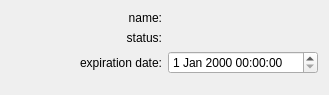
First picture: the form in python/soma/workflow/gui/wf_status_name_date.ui, repository populse/soma-workflow, before the edit.
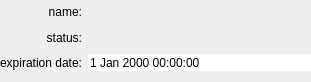
Second picture: the form after the edit.

```diff
--- a/python/soma/workflow/gui/wf_status_name_date.ui
+++ b/python/soma/workflow/gui/wf_status_name_date.ui
@@ -6,15 +6,27 @@
    <rect>
     <x>0</x>
     <y>0</y>
-    <width>329</width>
-    <height>95</height>
+    <width>311</width>
+    <height>82</height>
    </rect>
   </property>
   <property name="windowTitle">
    <string>Form</string>
   </property>
   <layout class="QGridLayout" name="gridLayout">
-   <item row="0" column="0">
+   <property name="leftMargin">
+    <number>0</number>
+   </property>
+   <property name="topMargin">
+    <number>2</number>
+   </property>
+   <property name="rightMargin">
+    <number>0</number>
+   </property>
+   <property name="bottomMargin">
+    <number>2</number>
+   </property>
+   <item row="0" column="0" rowspan="2">
     <widget class="QLabel" name="wf_status_icon">
      <property name="text">
       <string/>
@@ -31,19 +43,6 @@
      </property>
     </widget>
    </item>
-   <item row="0" column="2" colspan="2">
-    <widget class="QLabel" name="wf_name">
-     <property name="font">
-      <font>
-       <weight>75</weight>
-       <bold>true</bold>
-      </font>
-     </property>
-     <property name="text">
-      <string/>
-     </property>
-    </widget>
-   </item>
    <item row="1" column="1">
     <widget class="QLabel" name="label_2">
      <property name="text">
@@ -54,21 +53,14 @@
      </property>
     </widget>
    </item>
-   <item row="1" column="2" colspan="2">
-    <widget class="QLabel" name="wf_status">
-     <property name="font">
-      <font>
-       <weight>75</weight>
-       <bold>true</bold>
-      </font>
-     </property>
-     <property name="text">
-      <string/>
-     </property>
-    </widget>
-   </item>
    <item row="2" column="0" colspan="2">
     <widget class="QLabel" name="label">
+     <property name="sizePolicy">
+      <sizepolicy hsizetype="Preferred" vsizetype="Preferred">
+       <horstretch>0</horstretch>
+       <verstretch>0</verstretch>
+      </sizepolicy>
+     </property>
      <property name="text">
       <string>expiration date:</string>
      </property>
@@ -77,10 +69,70 @@
      </property>
     </widget>
    </item>
-   <item row="2" column="2" colspan="2">
-    <widget class="QDateTimeEdit" name="dateTimeEdit_expiration"/>
+   <item row="1" column="2">
+    <widget class="QLabel" name="wf_status">
+     <property name="sizePolicy">
+      <sizepolicy hsizetype="Expanding" vsizetype="Fixed">
+       <horstretch>0</horstretch>
+       <verstretch>0</verstretch>
+      </sizepolicy>
+     </property>
+     <property name="minimumSize">
+      <size>
+       <width>0</width>
+       <height>20</height>
+      </size>
+     </property>
+     <property name="font">
+      <font>
+       <weight>75</weight>
+       <bold>true</bold>
+      </font>
+     </property>
+     <property name="text">
+      <string/>
+     </property>
+    </widget>
    </item>
-   <item row="3" column="3">
+   <item row="2" column="2">
+    <widget class="QDateTimeEdit" name="dateTimeEdit_expiration">
+     <property name="frame">
+      <bool>false</bool>
+     </property>
+     <property name="readOnly">
+      <bool>true</bool>
+     </property>
+     <property name="buttonSymbols">
+      <enum>QAbstractSpinBox::NoButtons</enum>
+     </property>
+    </widget>
+   </item>
+   <item row="0" column="2">
+    <widget class="QLabel" name="wf_name">
+     <property name="sizePolicy">
+      <sizepolicy hsizetype="Expanding" vsizetype="Fixed">
+       <horstretch>0</horstretch>
+       <verstretch>0</verstretch>
+      </sizepolicy>
+     </property>
+     <property name="minimumSize">
+      <size>
+       <width>0</width>
+       <height>20</height>
+      </size>
+     </property>
+     <property name="font">
+      <font>
+       <weight>75</weight>
+       <bold>true</bold>
+      </font>
+     </property>
+     <property name="text">
+      <string/>
+     </property>
+    </widget>
+   </item>
+   <item row="3" column="2">
     <spacer name="verticalSpacer">
      <property name="orientation">
       <enum>Qt::Vertical</enum>
```
